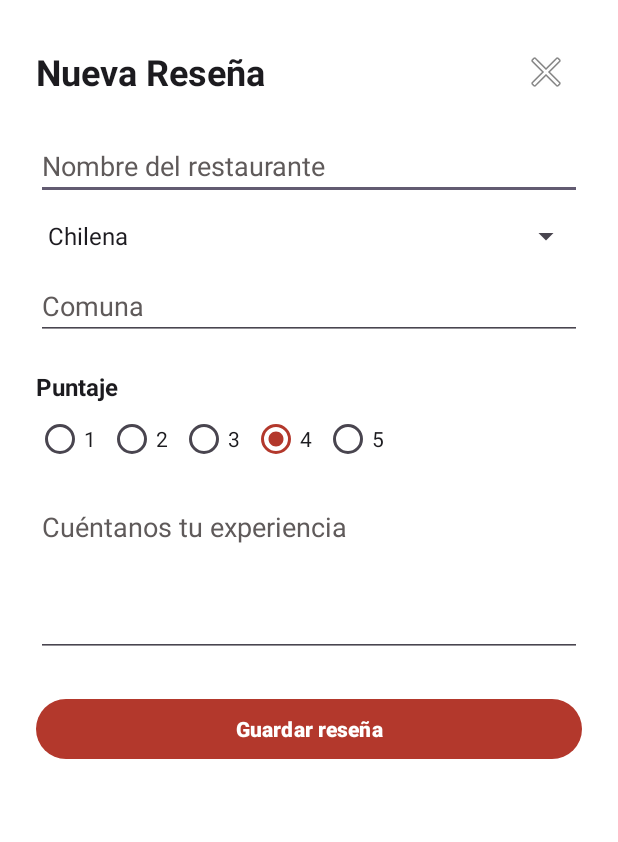
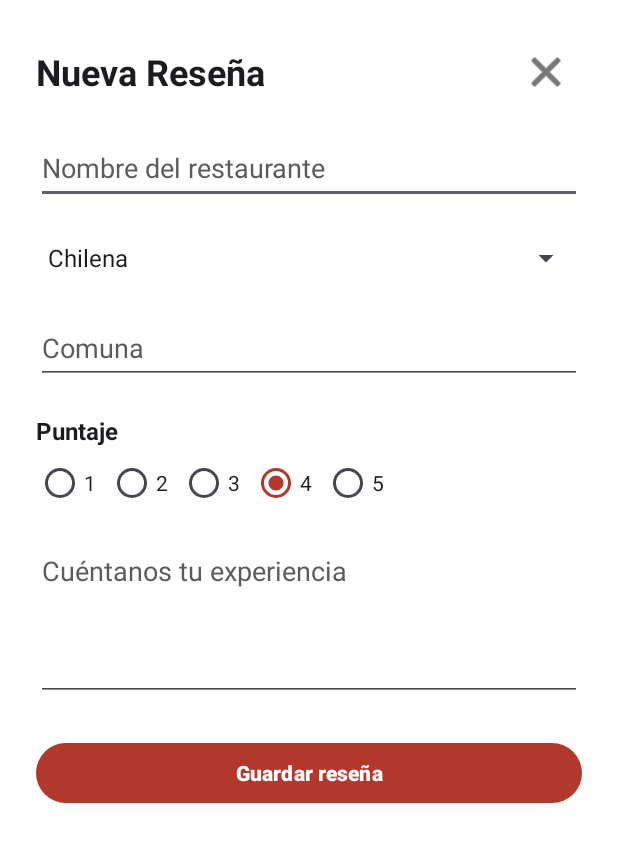
Before and after one commit to Saintkirk/SaborLocal, an Android app: the AgregarActivity screen opened directly, with no data from a screen before it, on a phone screen of 412 x 824 dp. Shown: the top 842 px of the screen. Run offline under Robolectric (Android 15) with nearby library versions, the phone set to English and light mode, and no system bars.

Commit message:
Fix: Corrige tint y accesibilidad en activity_agregar

```diff
--- a/app/src/main/res/layout/activity_agregar.xml
+++ b/app/src/main/res/layout/activity_agregar.xml
@@ -5,6 +5,7 @@
     tools:context: este layout lo usa AgregarActivity (solo vista previa).
 -->
 <ScrollView xmlns:android="http://schemas.android.com/apk/res/android"
+    xmlns:app="http://schemas.android.com/apk/res-auto"
     xmlns:tools="http://schemas.android.com/tools"
     android:id="@+id/main"
     android:layout_width="match_parent"
@@ -48,6 +49,7 @@
                 android:layout_height="48dp"
                 android:src="@android:drawable/ic_menu_close_clear_cancel"
                 android:background="@android:color/transparent"
+                app:tint="@color/texto_principal"
                 android:contentDescription="@string/cd_volver" />
         </LinearLayout>
 
@@ -61,6 +63,8 @@
             android:layout_width="match_parent"
             android:layout_height="wrap_content"
             android:layout_marginTop="16dp"
+            android:minHeight="48dp"
+            android:autofillHints="name"
             android:hint="@string/agregar_hint_nombre"
             android:textColorHint="@color/texto_secundario"
             android:textColor="@color/texto_principal"
@@ -76,6 +80,7 @@
             android:layout_width="match_parent"
             android:layout_height="wrap_content"
             android:layout_marginTop="12dp"
+            android:minHeight="48dp"
             android:entries="@array/tipos_comida" />
 
         <!-- EditText: comuna. id: edtComuna. -->
@@ -84,6 +89,8 @@
             android:layout_width="match_parent"
             android:layout_height="wrap_content"
             android:layout_marginTop="12dp"
+            android:minHeight="48dp"
+            android:autofillHints="addressLocality"
             android:hint="@string/agregar_hint_comuna"
             android:textColorHint="@color/texto_secundario"
             android:textColor="@color/texto_principal"
@@ -117,6 +124,7 @@
                 android:id="@+id/rbPuntaje1"
                 android:layout_width="wrap_content"
                 android:layout_height="wrap_content"
+                android:minHeight="48dp"
                 android:text="@string/puntaje_1"
                 android:textColor="@color/texto_principal" />
 
@@ -124,6 +132,7 @@
                 android:id="@+id/rbPuntaje2"
                 android:layout_width="wrap_content"
                 android:layout_height="wrap_content"
+                android:minHeight="48dp"
                 android:text="@string/puntaje_2"
                 android:textColor="@color/texto_principal" />
 
@@ -131,6 +140,7 @@
                 android:id="@+id/rbPuntaje3"
                 android:layout_width="wrap_content"
                 android:layout_height="wrap_content"
+                android:minHeight="48dp"
                 android:text="@string/puntaje_3"
                 android:textColor="@color/texto_principal" />
 
@@ -138,6 +148,7 @@
                 android:id="@+id/rbPuntaje4"
                 android:layout_width="wrap_content"
                 android:layout_height="wrap_content"
+                android:minHeight="48dp"
                 android:checked="true"
                 android:text="@string/puntaje_4"
                 android:textColor="@color/texto_principal" />
@@ -146,6 +157,7 @@
                 android:id="@+id/rbPuntaje5"
                 android:layout_width="wrap_content"
                 android:layout_height="wrap_content"
+                android:minHeight="48dp"
                 android:text="@string/puntaje_5"
                 android:textColor="@color/texto_principal" />
         </RadioGroup>
@@ -162,6 +174,7 @@
             android:layout_width="match_parent"
             android:layout_height="wrap_content"
             android:layout_marginTop="12dp"
+            android:autofillHints=""
             android:gravity="top|start"
             android:hint="@string/agregar_hint_comentario"
             android:textColorHint="@color/texto_secundario"
```
